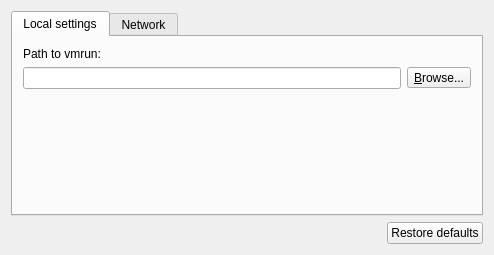
The window that gns3/modules/vmware/ui/vmware_preferences_page.ui (GNS3/gns3-gui) describes before a commit, drawn with Qt 5.
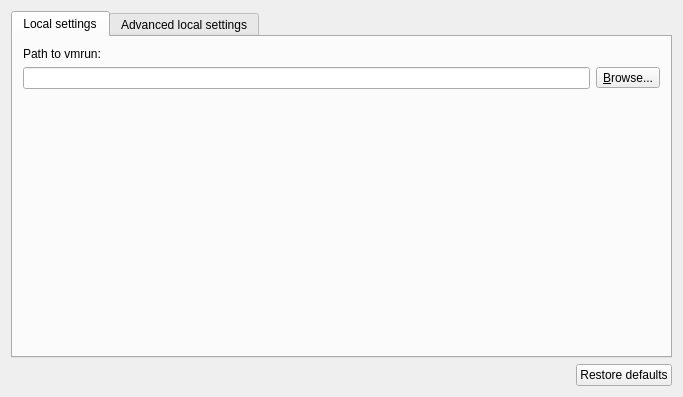
The same window after the commit.

Commit message: Change some more preferences tab names.

What changed in the file:
```diff
--- a/gns3/modules/vmware/ui/vmware_preferences_page.ui
+++ b/gns3/modules/vmware/ui/vmware_preferences_page.ui
@@ -6,8 +6,8 @@
    <rect>
     <x>0</x>
     <y>0</y>
-    <width>494</width>
-    <height>255</height>
+    <width>683</width>
+    <height>397</height>
    </rect>
   </property>
   <property name="windowTitle">
@@ -78,7 +78,7 @@
      </widget>
      <widget class="QWidget" name="uiNetworkTab">
       <attribute name="title">
-       <string>Network</string>
+       <string>Advanced local settings</string>
       </attribute>
       <layout class="QVBoxLayout" name="verticalLayout_3">
        <item>
```
Left out of the diff: 48 changed lines with no effect on the pictures. The commit also changes 5 other files.
